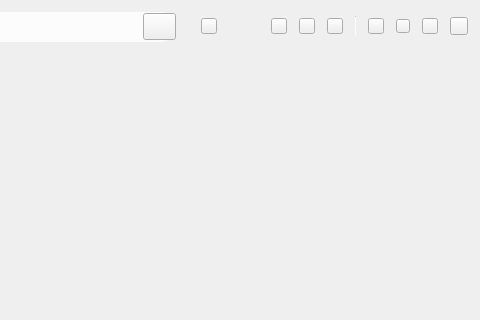
First picture: the form in TTKCore/musicUiKits/musicApplication/musicapplication.ui, repository Greedysky/TTKMusicPlayer, before the edit; both pictures show x 520 to 1000 and y 0 to 320 of the 1000 by 690 pixel window.
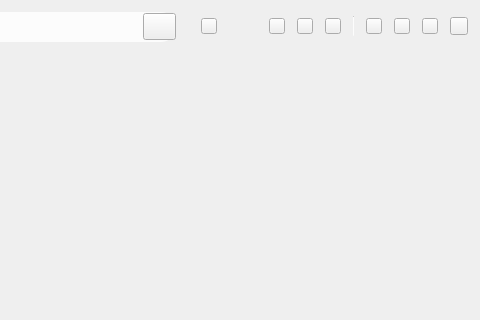
Second picture: the form after the edit. Icons and pictures are not drawn. Custom widgets are drawn as their Qt base class.

Commit message: Window minimize optimized[312256]

```diff
--- a/TTKCore/musicUiKits/musicApplication/musicapplication.ui
+++ b/TTKCore/musicUiKits/musicApplication/musicapplication.ui
@@ -425,14 +425,14 @@
              <widget class="QToolButton" name="musicWindowConcise">
               <property name="minimumSize">
                <size>
-                <width>14</width>
-                <height>14</height>
+                <width>16</width>
+                <height>16</height>
                </size>
               </property>
               <property name="maximumSize">
                <size>
-                <width>14</width>
-                <height>14</height>
+                <width>16</width>
+                <height>16</height>
                </size>
               </property>
               <property name="cursor">
```
The commit also changes 2 other files.
